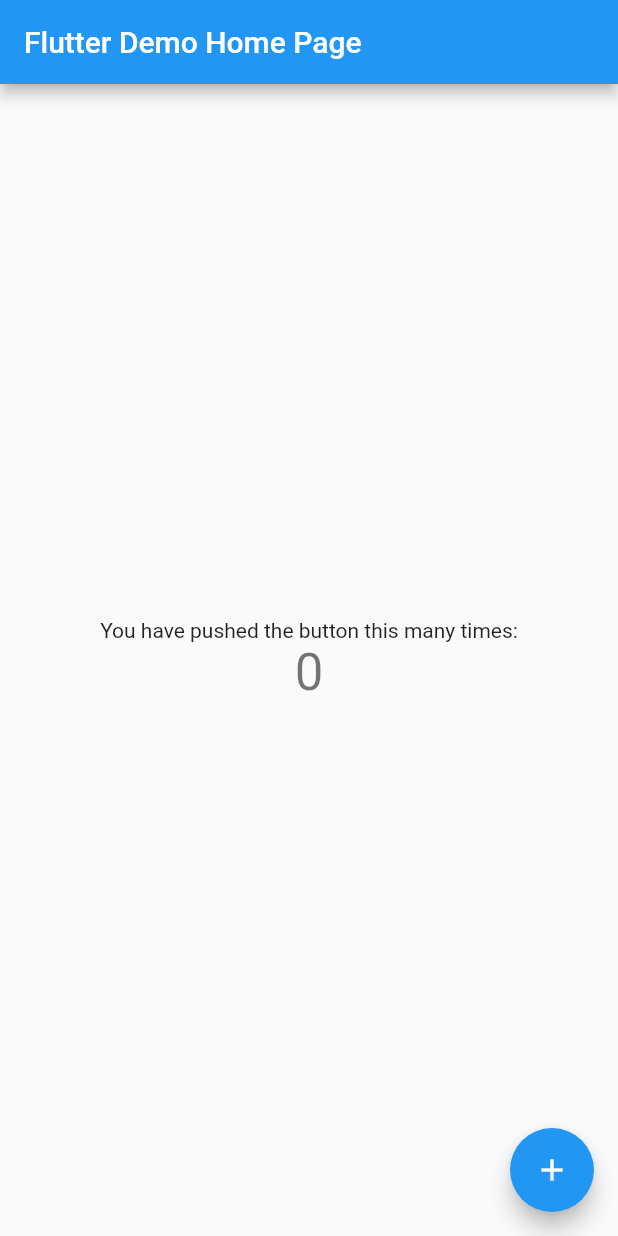
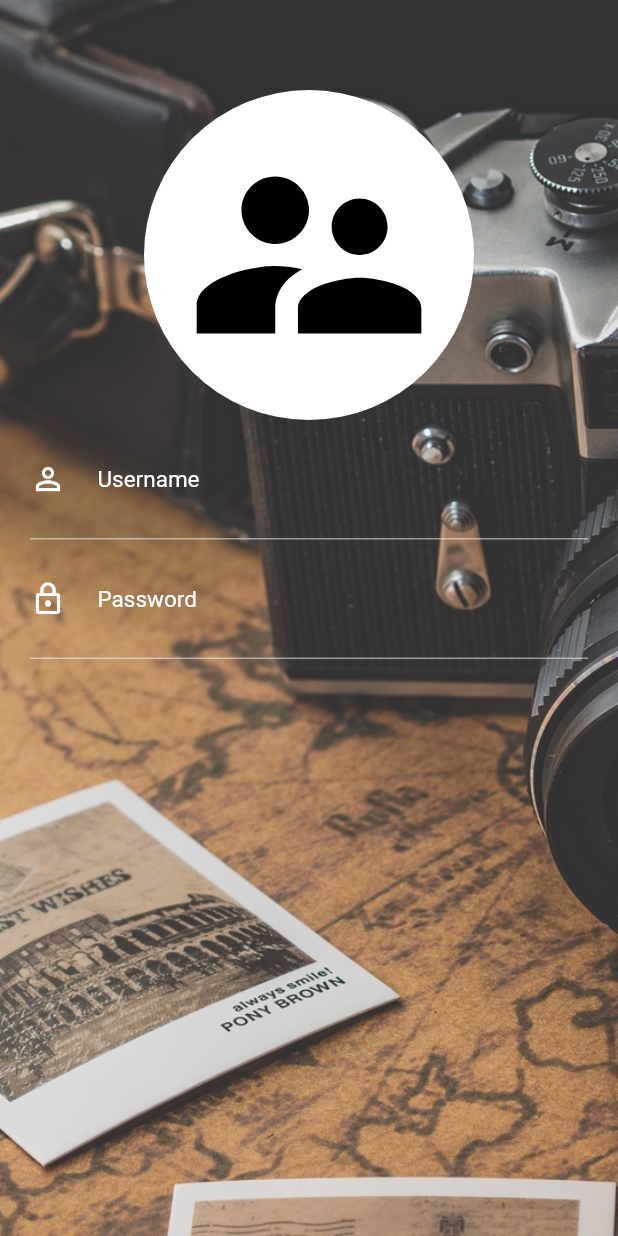
Before and after one commit to IuriKintschev/animation-flutter, a Flutter app: the screen it shows after launch, on a phone screen of 412 x 824 dp. Run offline on Flutter 3.47's test engine with Material 2 defaults, Android fonts, the phone set to English and light mode, and no system bars.

Commit message:
tela de login

```diff
--- a/lib/main.dart
+++ b/lib/main.dart
@@ -1,3 +1,4 @@
+import 'package:animation_for_login_the_list/screens/login/login_screen.dart';
 import 'package:flutter/material.dart';
 
 void main() => runApp(MyApp());
@@ -7,105 +8,9 @@ class MyApp extends StatelessWidget {
   @override
   Widget build(BuildContext context) {
     return MaterialApp(
-      title: 'Flutter Demo',
-      theme: ThemeData(
-        // This is the theme of your application.
-        //
-        // Try running your application with "flutter run". You'll see the
-        // application has a blue toolbar. Then, without quitting the app, try
-        // changing the primarySwatch below to Colors.green and then invoke
-        // "hot reload" (press "r" in the console where you ran "flutter run",
-        // or simply save your changes to "hot reload" in a Flutter IDE).
-        // Notice that the counter didn't reset back to zero; the application
-        // is not restarted.
-        primarySwatch: Colors.blue,
-      ),
-      home: MyHomePage(title: 'Flutter Demo Home Page'),
+      debugShowCheckedModeBanner: false,
+      title: 'Intro animations',
+      home: LoginScreen(),
     );
   }
 }
-
-class MyHomePage extends StatefulWidget {
-  MyHomePage({Key key, this.title}) : super(key: key);
-
-  // This widget is the home page of your application. It is stateful, meaning
-  // that it has a State object (defined below) that contains fields that affect
-  // how it looks.
-
-  // This class is the configuration for the state. It holds the values (in this
-  // case the title) provided by the parent (in this case the App widget) and
-  // used by the build method of the State. Fields in a Widget subclass are
-  // always marked "final".
-
-  final String title;
-
-  @override
-  _MyHomePageState createState() => _MyHomePageState();
-}
-
-class _MyHomePageState extends State<MyHomePage> {
-  int _counter = 0;
-
-  void _incrementCounter() {
-    setState(() {
-      // This call to setState tells the Flutter framework that something has
-      // changed in this State, which causes it to rerun the build method below
-      // so that the display can reflect the updated values. If we changed
-      // _counter without calling setState(), then the build method would not be
-      // called again, and so nothing would appear to happen.
-      _counter++;
-    });
-  }
-
-  @override
-  Widget build(BuildContext context) {
-    // This method is rerun every time setState is called, for instance as done
-    // by the _incrementCounter method above.
-    //
-    // The Flutter framework has been optimized to make rerunning build methods
-    // fast, so that you can just rebuild anything that needs updating rather
-    // than having to individually change instances of widgets.
-    return Scaffold(
-      appBar: AppBar(
-        // Here we take the value from the MyHomePage object that was created by
-        // the App.build method, and use it to set our appbar title.
-        title: Text(widget.title),
-      ),
-      body: Center(
-        // Center is a layout widget. It takes a single child and positions it
-        // in the middle of the parent.
-        child: Column(
-          // Column is also layout widget. It takes a list of children and
-          // arranges them vertically. By default, it sizes itself to fit its
-          // children horizontally, and tries to be as tall as its parent.
-          //
-          // Invoke "debug painting" (press "p" in the console, choose the
-          // "Toggle Debug Paint" action from the Flutter Inspector in Android
-          // Studio, or the "Toggle Debug Paint" command in Visual Studio Code)
-          // to see the wireframe for each widget.
-          //
-          // Column has various properties to control how it sizes itself and
-          // how it positions its children. Here we use mainAxisAlignment to
-          // center the children vertically; the main axis here is the vertical
-          // axis because Columns are vertical (the cross axis would be
-          // horizontal).
-          mainAxisAlignment: MainAxisAlignment.center,
-          children: <Widget>[
-            Text(
-              'You have pushed the button this many times:',
-            ),
-            Text(
-              '$_counter',
-              style: Theme.of(context).textTheme.display1,
-            ),
-          ],
-        ),
-      ),
-      floatingActionButton: FloatingActionButton(
-        onPressed: _incrementCounter,
-        tooltip: 'Increment',
-        child: Icon(Icons.add),
-      ), // This trailing comma makes auto-formatting nicer for build methods.
-    );
-  }
-}
--- /dev/null
+++ b/lib/screens/login/login_screen.dart
@@ -0,0 +1,103 @@
+import 'package:flutter/material.dart';
+
+class LoginScreen extends StatefulWidget {
+  @override
+  _LoginScreenState createState() => _LoginScreenState();
+}
+
+class _LoginScreenState extends State<LoginScreen> {
+  @override
+  Widget build(BuildContext context) {
+    return Scaffold(
+      body: Container(
+        decoration: BoxDecoration(
+          image: DecorationImage(
+            image: AssetImage("assets/back.jpg"),
+            fit: BoxFit.cover,
+          ),
+        ),
+        child: ListView(
+          padding: EdgeInsets.zero,
+          children: <Widget>[
+            Stack(
+              children: <Widget>[
+                Column(
+                  children: <Widget>[
+                    SizedBox(
+                      height: 60,
+                    ),
+                    Container(
+                      width: 220,
+                      height: 220,
+                      decoration: BoxDecoration(
+                        borderRadius: BorderRadius.circular(150),
+                        color: Colors.white,
+                      ),
+                      alignment: Alignment.center,
+                      child: Icon(
+                        Icons.supervisor_account,
+                        color: Colors.black,
+                        size: 180,
+                      ),
+                    ),
+                    Container(
+                      padding: EdgeInsets.symmetric(horizontal: 20),
+                      child: Form(
+                        child: Column(
+                          children: <Widget>[
+                            inputField(
+                              hint: "Username",
+                              obscure: false,
+                              icon: Icons.person_outline,
+                            ),
+                            inputField(
+                              hint: "Password",
+                              obscure: true,
+                              icon: Icons.lock_outline,
+                            ),
+                          ],
+                        ),
+                      ),
+                    ),
+                  ],
+                ),
+              ],
+            ),
+          ],
+        ),
+      ),
+    );
+  }
+
+  inputField({String hint, bool obscure, IconData icon}) {
+    return Container(
+      decoration: BoxDecoration(
+          border: Border(
+        bottom: BorderSide(
+          color: Colors.white,
+          width: 0.5,
+        ),
+      )),
+      child: TextFormField(
+        obscureText: obscure,
+        style: TextStyle(
+          color: Colors.white,
+        ),
+        decoration: InputDecoration(
+          icon: Icon(
+            icon,
+            color: Colors.white,
+          ),
+          border: InputBorder.none,
+          hintText: hint,
+          hintStyle: TextStyle(
+            color: Colors.white,
+            fontSize: 15,
+          ),
+          contentPadding:
+              EdgeInsets.only(top: 30, right: 30, bottom: 30, left: 5),
+        ),
+      ),
+    );
+  }
+}
--- a/pubspec.yaml
+++ b/pubspec.yaml
@@ -41,7 +41,8 @@ flutter:
   uses-material-design: true
 
   # To add assets to your application, add an assets section, like this:
-  # assets:
+  assets:
+    - assets/
   #  - images/a_dot_burr.jpeg
   #  - images/a_dot_ham.jpeg
 
```
Also changed, not shown: assets/back.jpg (added), assets/backperfil.jpg (added), assets/perfil.jpg (added), 1 other file.
